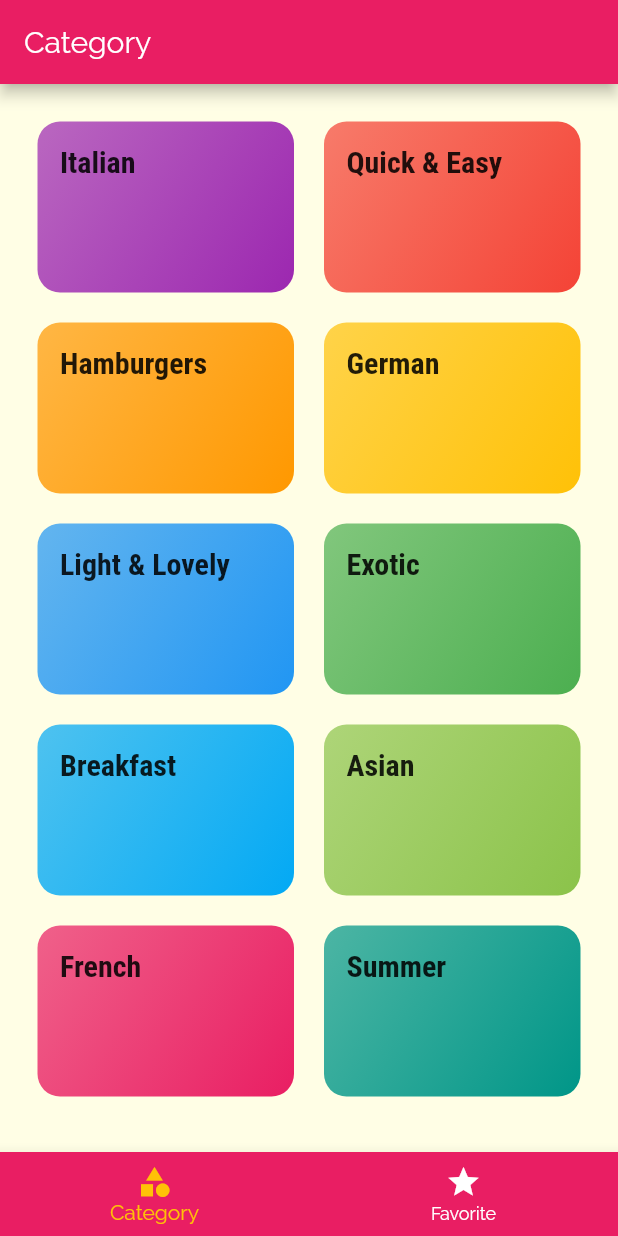
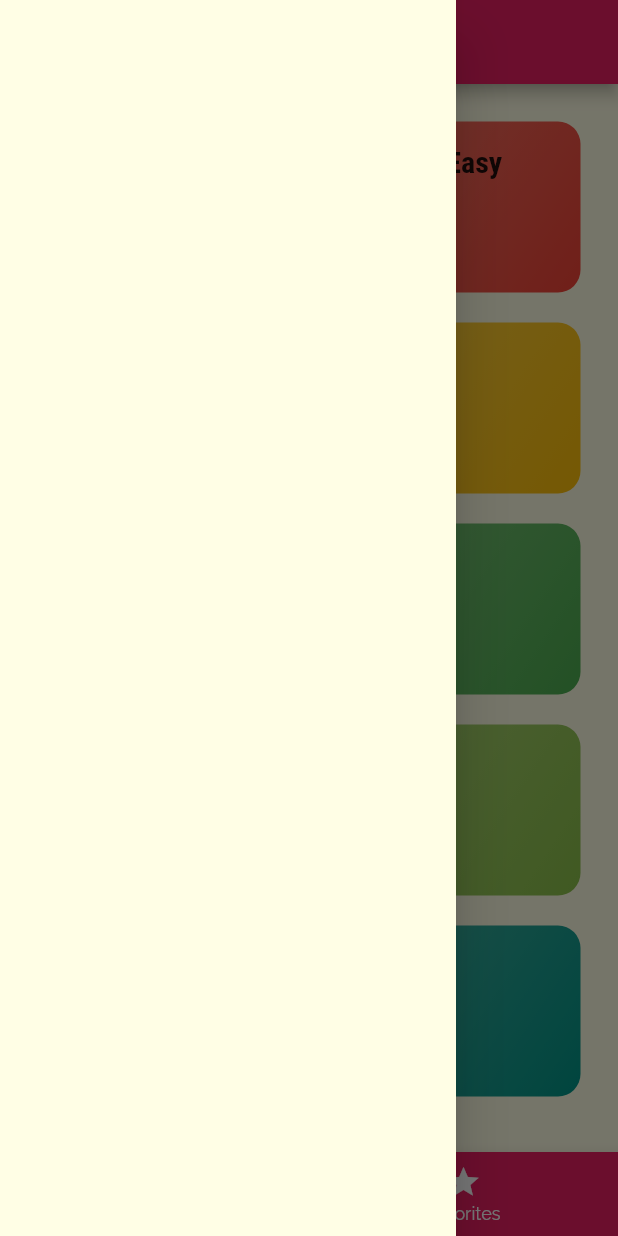
Before and after one commit to ajitaz/DeliMeals, a Flutter app: the screen it shows after launch, with the side drawer open (before the commit the screen has no drawer), on a phone screen of 412 x 824 dp. Run offline on Flutter 3.47's test engine with Material 2 defaults, Android fonts, the phone set to English and light mode, and no system bars.

Commit message:
tabs screen Bottom tab

```diff
--- a/lib/screens/tabs_screen.dart
+++ b/lib/screens/tabs_screen.dart
@@ -33,6 +33,7 @@ class _TabsScreenState extends State<TabsScreen> {
       appBar: AppBar(
         title: Text(_pages[_selectPageIndex]['title'] as String),
       ),
+      drawer: Drawer(),
       body: _pages[_selectPageIndex]['page'] as Widget,
       bottomNavigationBar: BottomNavigationBar(
         onTap: _selectPage,
@@ -47,7 +48,7 @@ class _TabsScreenState extends State<TabsScreen> {
           ),
           BottomNavigationBarItem(
             icon: Icon(Icons.star),
-            title: Text('Favorite'),
+            title: Text('Favorites'),
           )
         ],
       ),
```
